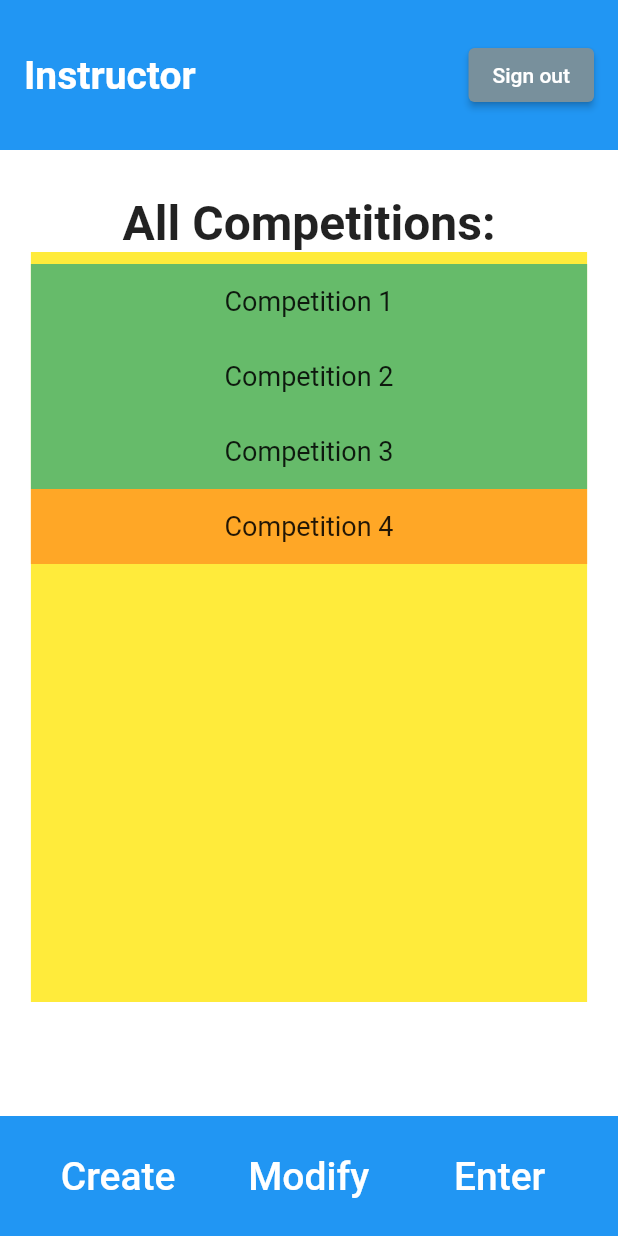
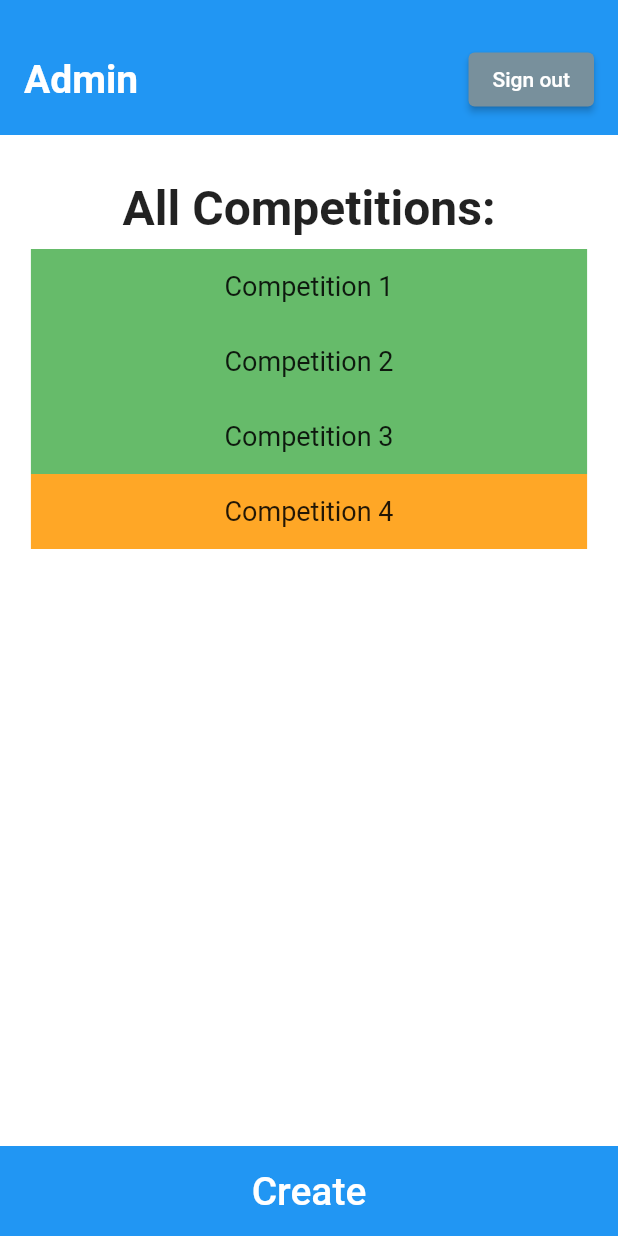
Before and after one commit to pzavros/Inspire-MobileApp, a Flutter app: the AdminView screen opened directly, on a phone screen of 412 x 824 dp. Run offline on Flutter 3.47's test engine with Material 2 defaults, Android fonts, the phone set to English and light mode, and no system bars.

Commit message:
Add files via upload

```diff
--- a/lib/admin_view.dart
+++ b/lib/admin_view.dart
@@ -1,5 +1,5 @@
 import 'package:flutter/material.dart';
-import 'dev_view.dart';
+import 'create_view.dart';
 
 class AdminView extends StatelessWidget {
   const AdminView({Key? key}) : super(key: key);
@@ -11,18 +11,24 @@ class AdminView extends StatelessWidget {
         body: Column(
           children: <Widget>[
             Container(
-                height: 100,
+                height: 90,
                 child: Container(
                   color: Colors.blue,
                   child: Row(
                     mainAxisAlignment: MainAxisAlignment.spaceBetween,
                     children: [
                       Container(
-                        margin: const EdgeInsets.fromLTRB(16, 0, 0, 0),
-                        child: const Text("Instructor",style: TextStyle(fontWeight: FontWeight.bold,fontSize: 26,color: Colors.white),),
+                        margin: const EdgeInsets.fromLTRB(16, 16, 0, 0),
+                        child: const Text(
+                          "Admin",
+                          style: TextStyle(
+                              fontWeight: FontWeight.bold,
+                              fontSize: 26,
+                              color: Colors.white),
+                        ),
                       ),
                       Container(
-                          margin: const EdgeInsets.fromLTRB(0, 0, 16, 0),
+                          margin: const EdgeInsets.fromLTRB(0, 16, 16, 0),
                           child: ElevatedButton(
                             style: ElevatedButton.styleFrom(
                                 backgroundColor: Colors.blueGrey[400]),
@@ -30,7 +36,8 @@ class AdminView extends StatelessWidget {
                               Navigator.pop(context);
                             },
                             child: const Text("Sign out"),
-                          )),
+                          )
+                      ),
                     ],
                   ),
                 )),
@@ -46,13 +53,16 @@ class AdminView extends StatelessWidget {
                         const SizedBox(
                           height: 30,
                         ),
-                        const Text("All Competitions:",style: TextStyle(fontWeight: FontWeight.bold,fontSize: 32),),
-
+                        const Text(
+                          "All Competitions:",
+                          style: TextStyle(
+                              fontWeight: FontWeight.bold, fontSize: 32),
+                        ),
                         Container(
                             height: 500,
-                            color: Colors.yellow,
                             child: ListView(
-                              padding: const EdgeInsets.symmetric(vertical: 8.0),
+                              padding:
+                                  const EdgeInsets.symmetric(vertical: 8.0),
                               children: [
                                 Container(
                                   height: 50,
@@ -95,28 +105,32 @@ class AdminView extends StatelessWidget {
                                   ),
                                 ),
                               ],
-                            )
-                        ),
-
+                            )),
                       ],
                     ),
                   ),
-                )
-            ),
+                )),
             Container(
-              height: 80,
+              height: 60,
               color: Colors.blue,
               child: Row(
                 mainAxisAlignment: MainAxisAlignment.spaceEvenly,
                 children: [
-                  Flexible(child: TextButton(onPressed: (){
-                    Navigator.push(context,
-                        MaterialPageRoute(builder: (context) {
-                          return const DevView();
-                        }));
-                  },child: const Text('Create',style: TextStyle( color: Colors.white,fontSize: 26),),style: TextButton.styleFrom(padding:const EdgeInsets.symmetric(vertical: 1)),)),
-                  Flexible(child: TextButton(onPressed: (){},child: const Text('Modify',style: TextStyle(color: Colors.white,fontSize: 26),),)),
-                  Flexible(child: TextButton(onPressed: (){},child: const Text('Enter',style: TextStyle(color: Colors.white,fontSize: 26),),)),
+                  Flexible(
+                      child: TextButton(
+                    onPressed: () {
+                      Navigator.push(context,
+                          MaterialPageRoute(builder: (context) {
+                        return const CreateView();
+                      }));
+                    },
+                    style: TextButton.styleFrom(
+                        padding: const EdgeInsets.symmetric(vertical: 1)),
+                    child: const Text(
+                      'Create',
+                      style: TextStyle(color: Colors.white, fontSize: 26),
+                    ),
+                  )),
                 ],
               ),
             )
--- a/lib/main.dart
+++ b/lib/main.dart
@@ -1,9 +1,13 @@
 import 'package:flutter/material.dart';
 import 'home_view.dart';
 
-void main ()=> runApp(MyApp());
+
+void main() {
+  runApp(const MyApp());
+}
 
 class MyApp extends StatelessWidget {
+  const MyApp({super.key});
 
   @override
   Widget build(BuildContext context) {
```
Also changed, not shown: lib/create_view.dart (added, +158 -0 lines), lib/home_view.dart (+12 -12 lines).
